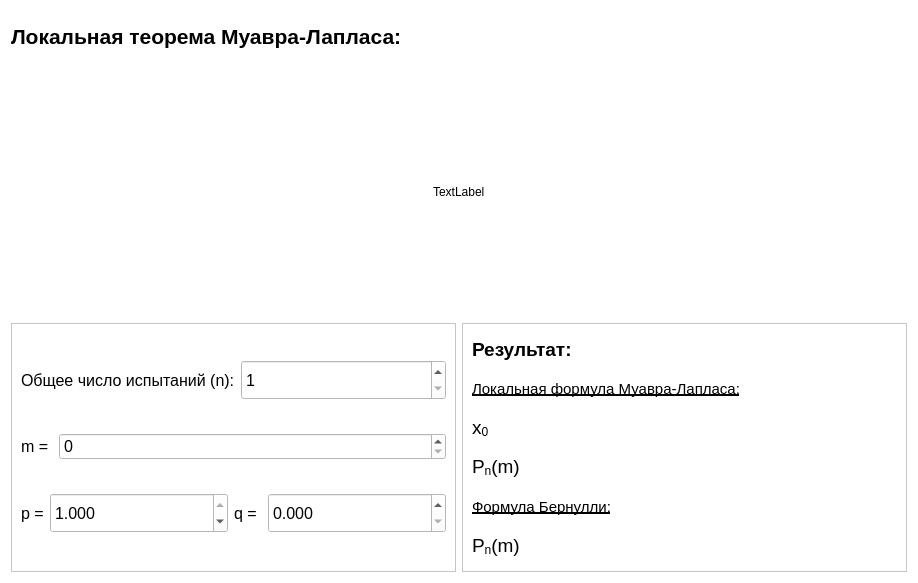
Qt form ui/lab_3_task_2.ui (sauce-chili/TheoryOfProbabilityLabs) before a commit.
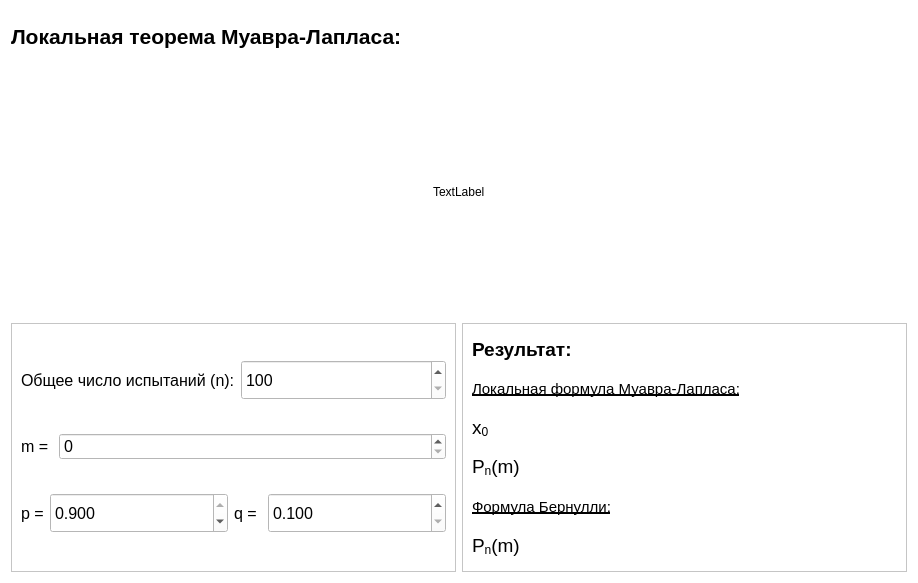
The same form after that commit.

```diff
--- a/ui/lab_3_task_2.ui
+++ b/ui/lab_3_task_2.ui
@@ -137,7 +137,7 @@
              </font>
             </property>
             <property name="minimum">
-             <number>1</number>
+             <number>100</number>
             </property>
             <property name="maximum">
              <number>200000</number>
@@ -223,16 +223,16 @@
              <number>3</number>
             </property>
             <property name="minimum">
-             <double>0.001000000000000</double>
+             <double>0.100000000000000</double>
             </property>
             <property name="maximum">
-             <double>1.000000000000000</double>
+             <double>0.900000000000000</double>
             </property>
             <property name="singleStep">
              <double>0.010000000000000</double>
             </property>
             <property name="value">
-             <double>1.000000000000000</double>
+             <double>0.900000000000000</double>
             </property>
            </widget>
           </item>
@@ -276,14 +276,17 @@
             <property name="decimals">
              <number>3</number>
             </property>
+            <property name="minimum">
+             <double>0.100000000000000</double>
+            </property>
             <property name="maximum">
-             <double>0.999000000000000</double>
+             <double>0.900000000000000</double>
             </property>
             <property name="singleStep">
              <double>0.010000000000000</double>
             </property>
             <property name="value">
-             <double>0.000000000000000</double>
+             <double>0.100000000000000</double>
             </property>
            </widget>
           </item>
```
Left out of the diff: 2 changed lines with no effect on the pictures.
